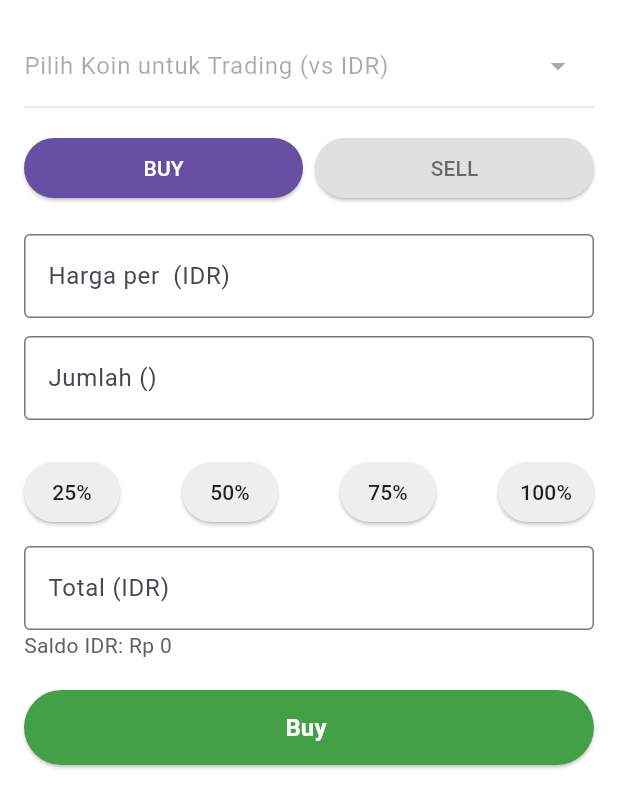
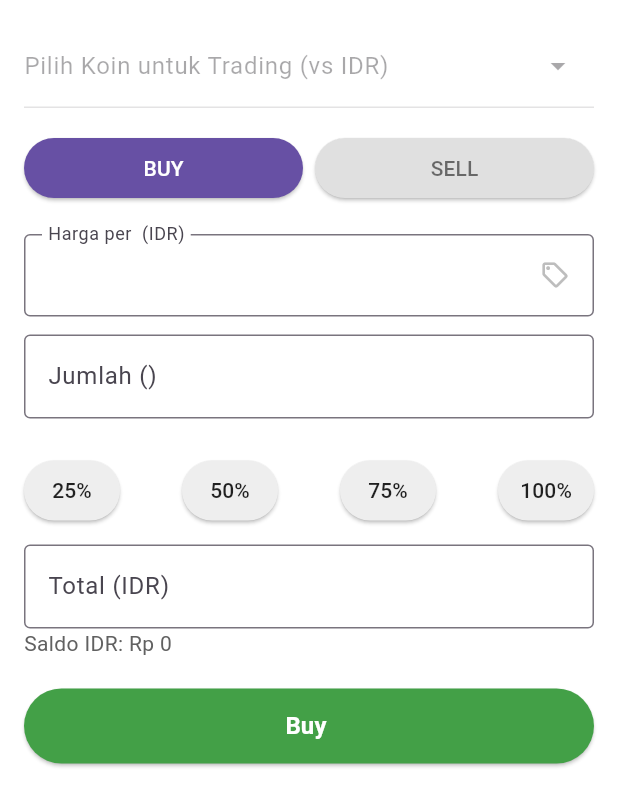
Before and after one commit to abeaar/fokuskripto, a Flutter app: the TradeTab screen opened directly, on a phone screen of 412 x 824 dp. Shown: the top 808 px of the screen. Run offline on Flutter 3.47's test engine with Material 3 defaults, Android fonts, the phone set to English and light mode, and no system bars; drawn by our look-alikes of dropdown_search; our stand-ins replace flutter_local_notifications, hive, hive_flutter, permission_handler, shared_preferences; accounts and stored records are empty.

Commit message:
update field in trade page

```diff
--- a/lib/pages/TradeTab.dart
+++ b/lib/pages/TradeTab.dart
@@ -27,7 +27,6 @@ class TradeTab extends StatefulWidget {
 }
 
 class _TradeTabState extends State<TradeTab> {
-  final _priceController = TextEditingController();
   final _amountController = TextEditingController();
   final _totalController = TextEditingController();
 
@@ -42,21 +41,14 @@ class _TradeTabState extends State<TradeTab> {
         listen: false,
       ); // Ambil instance awal
 
-      _priceController.text = _tradeService.priceInputString.value;
       _amountController.text = _tradeService.amountInputString.value;
       _totalController.text = _tradeService.totalInputString.value;
 
-      _tradeService.priceInputString.addListener(_updatePriceController);
       _tradeService.amountInputString.addListener(_updateAmountController);
       _tradeService.totalInputString.addListener(_updateTotalController);
 
       // Listener untuk input pengguna ke controller UI, memanggil metode di service
-      _priceController.addListener(() {
-        if (_priceController.text != _tradeService.priceInputString.value) {
-          // Hindari loop jika update dari service
-          _tradeService.calculatePriceFromTotalAndAmount(_priceController.text);
-        }
-      });
+
       _amountController.addListener(() {
         if (_amountController.text != _tradeService.amountInputString.value) {
           _tradeService.calculateTotalFromAmount(_amountController.text);
@@ -76,12 +68,6 @@ class _TradeTabState extends State<TradeTab> {
     // _tradeService = Provider.of<TradeService>(context, listen: false);
   }
 
-  void _updatePriceController() {
-    if (_priceController.text != _tradeService.priceInputString.value) {
-      _priceController.text = _tradeService.priceInputString.value;
-    }
-  }
-
   void _updateAmountController() {
     if (_amountController.text != _tradeService.amountInputString.value) {
       _amountController.text = _tradeService.amountInputString.value;
@@ -97,11 +83,9 @@ class _TradeTabState extends State<TradeTab> {
   @override
   void dispose() {
     // Hapus listener dari service
-    _tradeService.priceInputString.removeListener(_updatePriceController);
     _tradeService.amountInputString.removeListener(_updateAmountController);
     _tradeService.totalInputString.removeListener(_updateTotalController);
 
-    _priceController.dispose();
     _amountController.dispose();
     _totalController.dispose();
     super.dispose();
@@ -130,7 +114,7 @@ class _TradeTabState extends State<TradeTab> {
 
   @override
   Widget build(BuildContext context) {
-    final tradeService = Provider.of<TradeService>(context); //
+    final tradeService = Provider.of<TradeService>(context);
 
     if (tradeService.isLoadingBalances) {
       return const Center(child: CircularProgressIndicator());
@@ -242,12 +226,21 @@ class _TradeTabState extends State<TradeTab> {
             ),
             const SizedBox(height: 20),
 
-            TradeInputGroup(
-              priceController: _priceController, // Controller tetap dikelola UI
-              amountController: _amountController,
-              totalController: _totalController,
-              selectedCryptoSymbol: tradeService.selectedCryptoSymbol,
-              isLoadingPrice: tradeService.isLoadingPrice,
+            ValueListenableBuilder<String>(
+              valueListenable:
+                  tradeService
+                      .priceInputString, // Mendengarkan ValueNotifier dari service
+              builder: (context, currentFormattedPrice, child) {
+                // 'currentFormattedPrice' adalah nilai terbaru dari tradeService.priceInputString
+                return TradeInputGroup(
+                  priceDisplay:
+                      currentFormattedPrice, // Mengirim string harga yang sudah siap tampil
+                  amountController: _amountController,
+                  totalController: _totalController,
+                  selectedCryptoSymbol: tradeService.selectedCryptoSymbol,
+                  isLoadingPrice: tradeService.isLoadingPrice,
+                );
+              },
             ),
             const SizedBox(height: 12),
             PercentageButtons(
--- a/lib/widgets/trade_input_group.dart
+++ b/lib/widgets/trade_input_group.dart
@@ -3,7 +3,7 @@ import 'package:flutter/material.dart';
 import 'package:intl/intl.dart'; // Jika Anda memutuskan untuk pass formatter
 
 class TradeInputGroup extends StatelessWidget {
-  final TextEditingController priceController;
+  final String priceDisplay; // Teks harga yang sudah diformat
   final TextEditingController amountController;
   final TextEditingController totalController;
   final String selectedCryptoSymbol;
@@ -13,7 +13,7 @@ class TradeInputGroup extends StatelessWidget {
 
   const TradeInputGroup({
     super.key,
-    required this.priceController,
+    required this.priceDisplay,
     required this.amountController,
     required this.totalController,
     required this.selectedCryptoSymbol,
@@ -24,26 +24,45 @@ class TradeInputGroup extends StatelessWidget {
   Widget build(BuildContext context) {
     return Column(
       children: [
-        TextFormField(
-          controller: priceController,
-          keyboardType: const TextInputType.numberWithOptions(decimal: true),
+        InputDecorator(
+          // Agar tetap ada border dan label seperti field
           decoration: InputDecoration(
             labelText: "Harga per $selectedCryptoSymbol (IDR)",
-            prefixText: "Rp ",
             border: const OutlineInputBorder(),
-            suffixIcon:
-                isLoadingPrice
-                    ? const SizedBox(
+            // Hilangkan prefixText jika priceDisplay sudah termasuk "Rp "
+            // prefixText: "Rp ",
+          ),
+          child: Row(
+            mainAxisAlignment: MainAxisAlignment.spaceBetween,
+            children: [
+              Expanded(
+                // Expanded agar teks harga bisa panjang
+                child: Text(
+                  priceDisplay, // Tampilkan string harga dari parameter
+                  style: const TextStyle(
+                    fontSize: 16.0,
+                    fontWeight: FontWeight.w500 /* Sesuaikan style */,
+                  ),
+                  overflow: TextOverflow.ellipsis,
+                ),
+              ),
+              if (isLoadingPrice)
+                const SizedBox(
                   width: 20,
                   height: 20,
                   child: Padding(
-                        padding: EdgeInsets.all(
-                          12.0,
-                        ), // Agar indicator lebih di tengah
+                    padding: EdgeInsets.all(2.0), // Kurangi padding agar pas
                     child: CircularProgressIndicator(strokeWidth: 2),
                   ),
                 )
-                    : null,
+              else
+                Icon(
+                  // Ikon statis, atau bisa juga tombol refresh jika diinginkan di sini
+                  Icons.sell_outlined, // Contoh ikon, bisa juga kosong
+                  color: Colors.grey[400],
+                  size: 20,
+                ),
+            ],
           ),
         ),
         const SizedBox(height: 12),
```
Also changed, not shown: lib/pages/WithdrawPage.dart (+15 -44 lines), lib/services/trade_service.dart (+5 -10 lines), pubspec.lock. Lines whose indentation alone changed are shown as unchanged.
